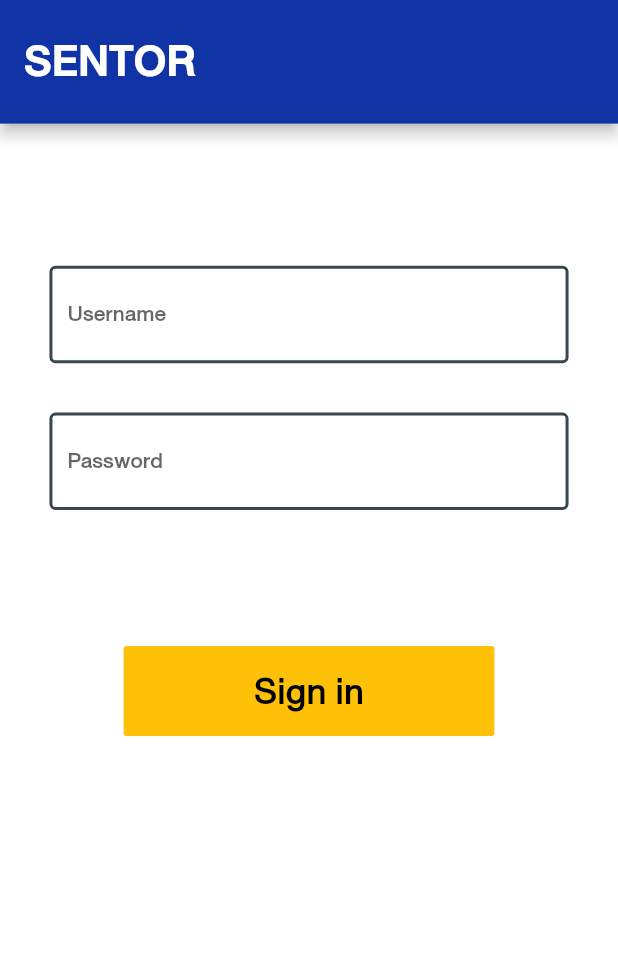
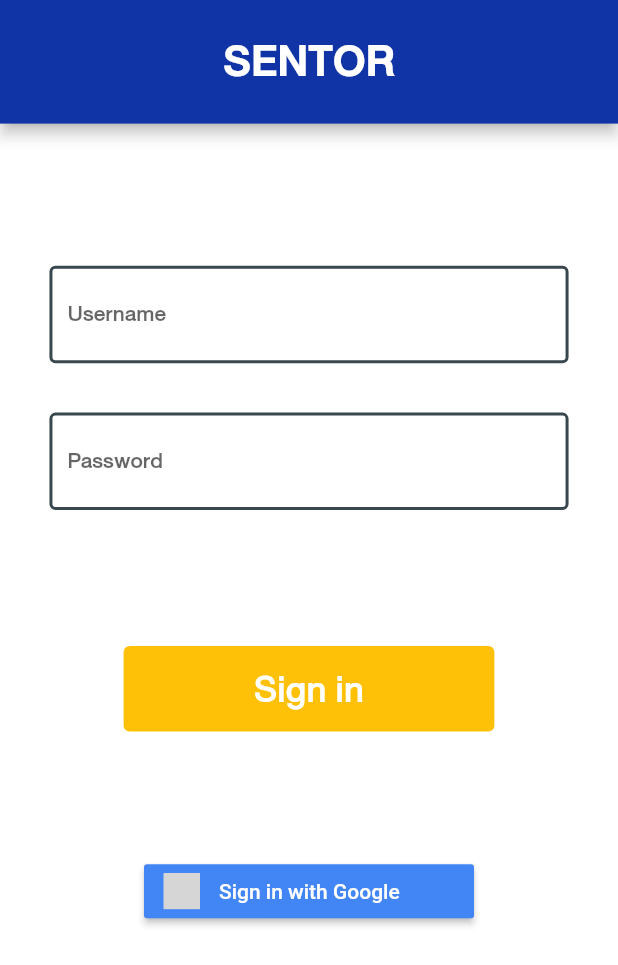
Before and after one commit to liflego/test, a Flutter app: the screen it shows after launch, on a phone screen of 412 x 824 dp. Shown: the top 965 px of the screen. Run offline on Flutter 3.47's test engine with Material 2 defaults, Android fonts, the phone set to English and light mode, and no system bars; our stand-ins replace badges, firebase_core, flutter_hex_color, flutter_signin_button, flutter_slidable, google_sign_in and 4 more; missing offline and left inert: dart:ffi, flutter_barcode_scanner, flutter_launcher_icons, popup_card, shared_preferences_web, textfield_search; accounts and stored records are empty; grey boxes are pictures that could not be loaded.

Commit message:
Update login.dart

```diff
--- a/lib/login.dart
+++ b/lib/login.dart
@@ -1,11 +1,18 @@
 import 'dart:convert';
+import 'dart:ffi';
+import 'package:firebase_core/firebase_core.dart';
 import 'package:flutter/material.dart';
+import 'package:flutter_signin_button/button_list.dart';
+import 'package:flutter_signin_button/button_view.dart';
+import 'package:google_sign_in/google_sign_in.dart';
 import 'package:http/http.dart' as http;
 import 'package:shared_preferences/shared_preferences.dart';
 import 'package:flutter_hex_color/flutter_hex_color.dart';
+import 'package:sigma_space/page/sublogin/googlelogin.dart';
 import 'classapi/class.dart';
 import 'main.dart';
 import 'package:sizer/sizer.dart';
+import 'package:flutter_signin_button/button_view.dart';
 
 class login extends StatefulWidget {
   login({Key? key}) : super(key: key);
@@ -20,6 +27,10 @@ class _loginState extends State<login> {
   TextEditingController passwordString = TextEditingController();
   int? status;
   int? status2;
+  GoogleSignInAccount? _userObj;
+  GoogleSignIn _googleSignIn = GoogleSignIn();
+  String name = " ";
+  String email = " ";
   @override
   void initState() {
     super.initState();
@@ -36,6 +47,7 @@ class _loginState extends State<login> {
       return Scaffold(
         backgroundColor: ColorConstants.backgroundbody,
         appBar: AppBar(
+          centerTitle: true,
           toolbarHeight: 10.h,
           title: Text(
             "SENTOR",
@@ -54,6 +66,7 @@ class _loginState extends State<login> {
                 usernametext(),
                 passwordtext(),
                 buttonlogin(),
+                googleloginbutton(),
               ],
             ),
           ),
@@ -78,6 +91,7 @@ class _loginState extends State<login> {
           ),
         ),
         controller: usernameString,
+        // ignore: body_might_complete_normally_nullable
         validator: (input) {
           if (input!.length < 1) {
             return "Please enter Username";
@@ -117,20 +131,50 @@ class _loginState extends State<login> {
     return Padding(
       padding: EdgeInsets.symmetric(vertical: 10.h, horizontal: 10.h),
       // ignore: deprecated_member_use
-      child: FlatButton(
-        height: 60,
-        color: ColorConstants.buttoncolor,
+      child: TextButton(
+        style: ButtonStyle(
+            backgroundColor:
+                MaterialStateProperty.all(ColorConstants.buttoncolor)),
         onPressed: doLogin,
         child: Center(
           child: Text(
             "Sign in",
             style: TextStyle(
                 fontSize: 25.0.sp,
-                color: Colors.black,
+                color: Colors.white,
                 fontFamily: 'newbodyfont'),
           ),
         ),
       ),
+    );
+  }
+
+  Widget googleloginbutton() {
+    return Padding(
+      padding: EdgeInsets.symmetric(vertical: 0.h, horizontal: 0.h),
+      // ignore: deprecated_member_use
+      child: SignInButton(Buttons.GoogleDark, onPressed: () {
+        _googleSignIn.signIn().then((userData) {
+          setState(() {
+            _userObj = userData;
+            name = _userObj!.displayName.toString();
+            email = _userObj!.email;
+          });
+          if (userData != null) {
+            Navigator.pushReplacement(
+              context,
+              MaterialPageRoute(
+                builder: (context) => (googlelogin(
+                  name: name,
+                  email: email,
+                )),
+              ),
+            );
+          }
+        }).catchError((e) {
+          print(e);
+        });
+      }),
     );
   }
 
```
